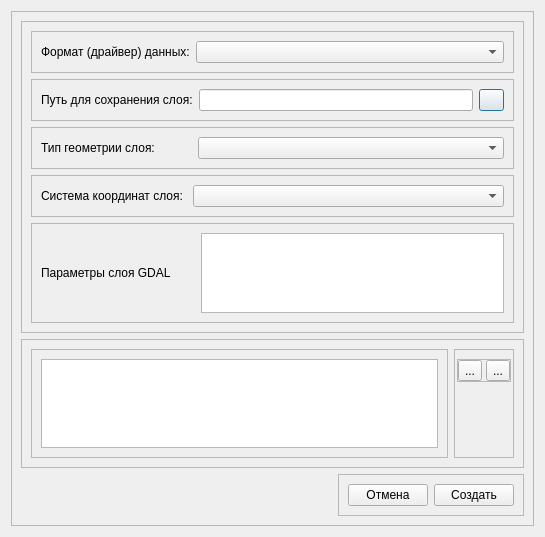
Qt form ui/vectorlayercreationform.ui (Doggerr111/vrsa-gis) before a commit.
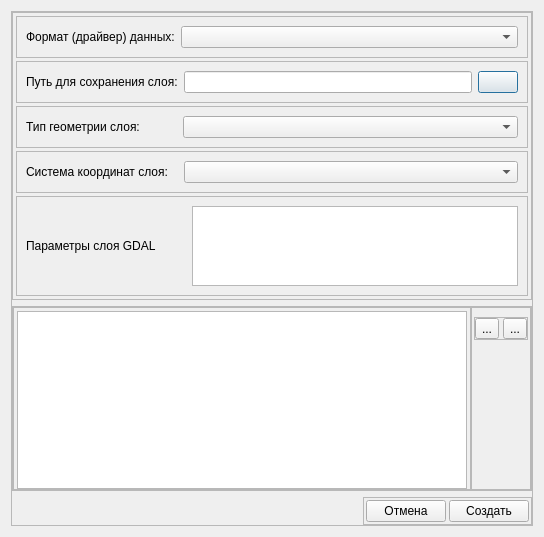
The same form after that commit. Icons and pictures are not drawn. Custom widgets are drawn as their Qt base class.

Commit message: style(ui): improve form layouts and hover effects

Diff of the .ui file:
```diff
--- a/ui/vectorlayercreationform.ui
+++ b/ui/vectorlayercreationform.ui
@@ -6,7 +6,7 @@
    <rect>
     <x>0</x>
     <y>0</y>
-    <width>545</width>
+    <width>544</width>
     <height>537</height>
    </rect>
   </property>
@@ -26,6 +26,18 @@
       <enum>QFrame::Raised</enum>
      </property>
      <layout class="QVBoxLayout" name="verticalLayout_2">
+      <property name="leftMargin">
+       <number>0</number>
+      </property>
+      <property name="topMargin">
+       <number>0</number>
+      </property>
+      <property name="rightMargin">
+       <number>0</number>
+      </property>
+      <property name="bottomMargin">
+       <number>0</number>
+      </property>
       <item>
        <widget class="QFrame" name="frame_2">
         <property name="frameShape">
@@ -35,11 +47,35 @@
          <enum>QFrame::Raised</enum>
         </property>
         <layout class="QVBoxLayout" name="verticalLayout_3">
+         <property name="spacing">
+          <number>3</number>
+         </property>
          <property name="leftMargin">
-          <number>9</number>
+          <number>3</number>
+         </property>
+         <property name="topMargin">
+          <number>3</number>
+         </property>
+         <property name="rightMargin">
+          <number>3</number>
+         </property>
+         <property name="bottomMargin">
+          <number>3</number>
          </property>
          <item>
           <widget class="QFrame" name="frame_7">
+           <property name="styleSheet">
+            <string notr="true">/* QFrame без QLabel */
+QFrame:hover {
+    border: 1px solid #4f4f4f;
+    background-color: #2a2a2a;
+}
+
+/* Возвращаем QLabel как было */
+QLabel:hover {
+    border: none;
+	}</string>
+           </property>
            <property name="frameShape">
             <enum>QFrame::StyledPanel</enum>
            </property>
@@ -75,6 +111,18 @@
              <verstretch>0</verstretch>
             </sizepolicy>
            </property>
+           <property name="styleSheet">
+            <string notr="true">/* QFrame без QLabel */
+QFrame:hover {
+    border: 1px solid #4f4f4f;
+    background-color: #2a2a2a;
+}
+
+/* Возвращаем QLabel как было */
+QLabel:hover {
+    border: none;
+	}</string>
+           </property>
            <property name="frameShape">
             <enum>QFrame::StyledPanel</enum>
            </property>
@@ -102,8 +150,8 @@
               </property>
               <property name="maximumSize">
                <size>
-                <width>25</width>
-                <height>25</height>
+                <width>60</width>
+                <height>60</height>
                </size>
               </property>
               <property name="text">
@@ -116,6 +164,18 @@
          </item>
          <item>
           <widget class="QFrame" name="frameGeometry">
+           <property name="styleSheet">
+            <string notr="true">/* QFrame без QLabel */
+QFrame:hover {
+    border: 1px solid #4f4f4f;
+    background-color: #2a2a2a;
+}
+
+/* Возвращаем QLabel как было */
+QLabel:hover {
+    border: none;
+	}</string>
+           </property>
            <property name="frameShape">
             <enum>QFrame::StyledPanel</enum>
            </property>
@@ -161,6 +221,18 @@
          </item>
          <item>
           <widget class="QFrame" name="frame_4">
+           <property name="styleSheet">
+            <string notr="true">/* QFrame без QLabel */
+QFrame:hover {
+    border: 1px solid #4f4f4f;
+    background-color: #2a2a2a;
+}
+
+/* Возвращаем QLabel как было */
+QLabel:hover {
+    border: none;
+	}</string>
+           </property>
            <property name="frameShape">
             <enum>QFrame::StyledPanel</enum>
            </property>
@@ -185,7 +257,7 @@
               </property>
               <property name="sizeHint" stdset="0">
                <size>
-                <width>4</width>
+                <width>10</width>
                 <height>20</height>
                </size>
               </property>
@@ -224,6 +296,29 @@
              <height>100</height>
             </size>
            </property>
+           <property name="styleSheet">
+            <string notr="true">/* QFrame без QLabel */
+QFrame:hover {
+    border: 1px solid #4f4f4f;
+    background-color: #2a2a2a;
+}
+
+/* Возвращаем QLabel как было */
+QLabel:hover {
+    border: none;
+	
+}
+
+QTextEdit:hover {
+background-color: #4f4f4f;
+color: #ffffff;
+border: 1px solid #656565;
+border-radius: 3px;
+padding: 3px;
+outline: none;
+
+}</string>
+           </property>
            <property name="frameShape">
             <enum>QFrame::StyledPanel</enum>
            </property>
@@ -257,7 +352,7 @@
               </property>
               <property name="sizeHint" stdset="0">
                <size>
-                <width>24</width>
+                <width>30</width>
                 <height>20</height>
                </size>
               </property>
@@ -281,6 +376,9 @@
       </item>
       <item>
        <widget class="QFrame" name="frame_3">
+        <property name="styleSheet">
+         <string notr="true"/>
+        </property>
         <property name="frameShape">
          <enum>QFrame::StyledPanel</enum>
         </property>
@@ -288,6 +386,21 @@
          <enum>QFrame::Raised</enum>
         </property>
         <layout class="QHBoxLayout" name="horizontalLayout_5">
+         <property name="spacing">
+          <number>0</number>
+         </property>
+         <property name="leftMargin">
+          <number>0</number>
+         </property>
+         <property name="topMargin">
+          <number>0</number>
+         </property>
+         <property name="rightMargin">
+          <number>0</number>
+         </property>
+         <property name="bottomMargin">
+          <number>0</number>
+         </property>
          <item>
           <widget class="QFrame" name="frame_8">
            <property name="frameShape">
@@ -297,6 +410,21 @@
             <enum>QFrame::Raised</enum>
            </property>
            <layout class="QHBoxLayout" name="horizontalLayout_6">
+            <property name="spacing">
+             <number>0</number>
+            </property>
+            <property name="leftMargin">
+             <number>3</number>
+            </property>
+            <property name="topMargin">
+             <number>3</number>
+            </property>
+            <property name="rightMargin">
+             <number>3</number>
+            </property>
+            <property name="bottomMargin">
+             <number>0</number>
+            </property>
             <item>
              <widget class="QTableWidget" name="tableWidgetAttributes"/>
             </item>
@@ -415,6 +543,21 @@
          <enum>QFrame::Raised</enum>
         </property>
         <layout class="QHBoxLayout" name="horizontalLayout_9">
+         <property name="spacing">
+          <number>3</number>
+         </property>
+         <property name="leftMargin">
+          <number>2</number>
+         </property>
+         <property name="topMargin">
+          <number>2</number>
+         </property>
+         <property name="rightMargin">
+          <number>2</number>
+         </property>
+         <property name="bottomMargin">
+          <number>2</number>
+         </property>
          <item alignment="Qt::AlignRight">
           <widget class="QPushButton" name="pushButtonCancel">
            <property name="text">
```
The commit also changes 2 other files.
